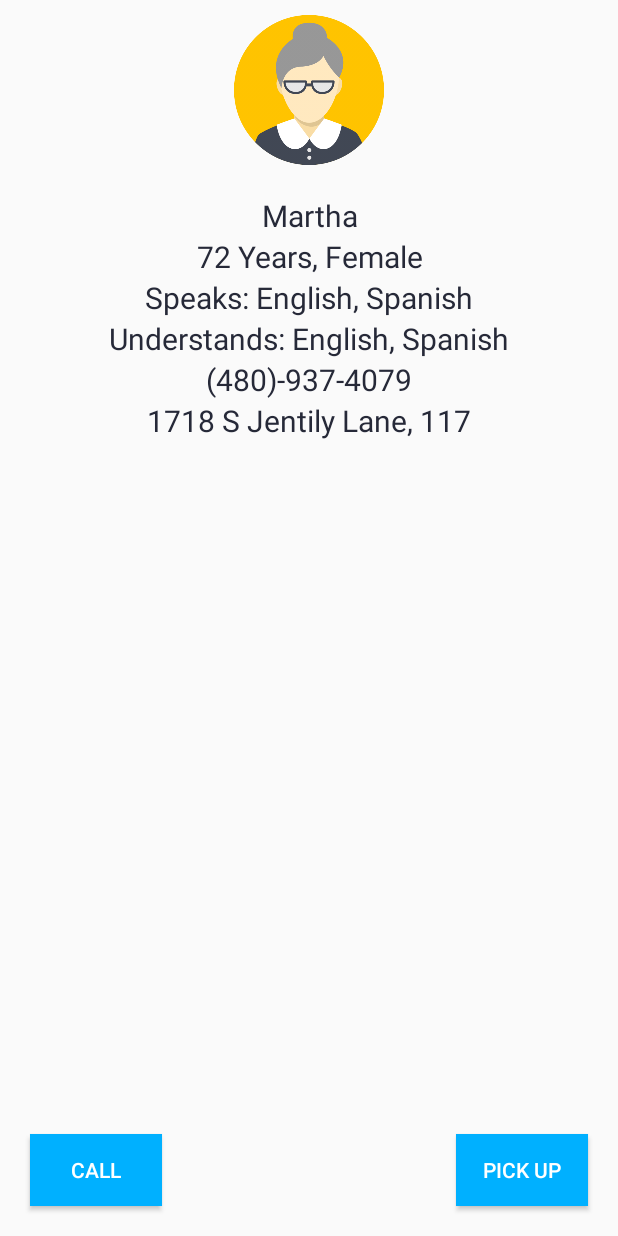
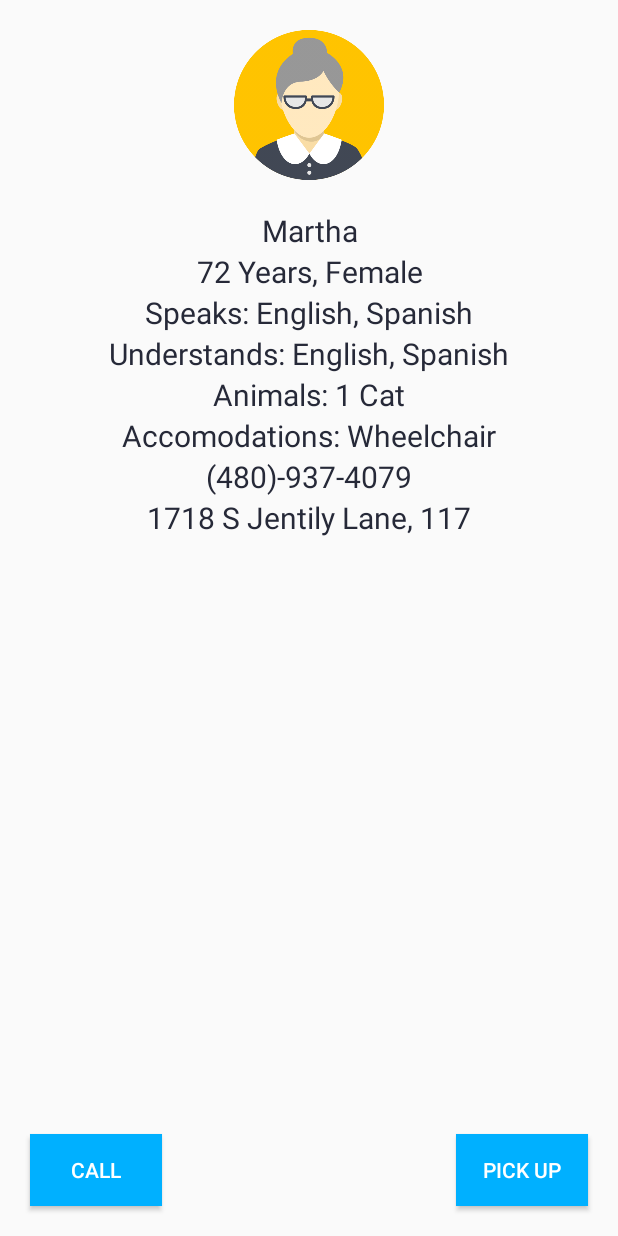
Before and after one commit to rohitksingh/IBM-HACK2, an Android app: the ProfileActivity screen opened directly, with no data from a screen before it, on a phone screen of 412 x 824 dp. Run offline under Robolectric (Android 15) with nearby library versions, the light colour scheme and no system bars; 1 statement that could not run was skipped.

Commit message:
Improved UI

```diff
--- a/LoginUI/app/src/main/res/layout/activity_form.xml
+++ b/LoginUI/app/src/main/res/layout/activity_form.xml
@@ -96,7 +96,7 @@
         android:id="@+id/vehicle"
         android:layout_width="wrap_content"
         android:layout_height="wrap_content"
-        android:hint="Vehicle Type"
+        android:hint="Vehicle Type and Space"
         android:layout_centerHorizontal="true"
         android:layout_below="@id/affilations"
         />
@@ -105,7 +105,7 @@
         android:layout_width="wrap_content"
         android:layout_height="wrap_content"
         android:text="Done"
-        android:background="@color/colorPrimary"
+        android:background="@color/colorAccent"
         android:textColor="#ffffff"
         android:layout_alignParentBottom="true"
         android:layout_centerHorizontal="true"
--- a/LoginUI/app/src/main/res/layout/activity_profile.xml
+++ b/LoginUI/app/src/main/res/layout/activity_profile.xml
@@ -8,7 +8,7 @@
         android:layout_height="100dp"
         android:background="@drawable/oldwoman"
         android:layout_centerHorizontal="true"
-        android:layout_marginTop="10dp"
+        android:layout_marginTop="20dp"
         />
     <LinearLayout
         android:layout_below="@id/image"
@@ -43,6 +43,22 @@
             />
         <TextView
             android:text="Understands: English, Spanish"
+            android:layout_width="match_parent"
+            android:layout_height="wrap_content"
+            android:gravity="center"
+            android:textSize="20dp"
+            android:textColor="@color/colorPrimary"
+            />
+        <TextView
+            android:text="Animals: 1 Cat"
+            android:layout_width="match_parent"
+            android:layout_height="wrap_content"
+            android:gravity="center"
+            android:textSize="20dp"
+            android:textColor="@color/colorPrimary"
+            />
+        <TextView
+            android:text="Accomodations: Wheelchair"
             android:layout_width="match_parent"
             android:layout_height="wrap_content"
             android:gravity="center"
--- a/LoginUI/app/src/main/res/layout/activity_question.xml
+++ b/LoginUI/app/src/main/res/layout/activity_question.xml
@@ -9,7 +9,7 @@
         android:id="@+id/name"
         android:layout_width="wrap_content"
         android:layout_height="wrap_content"
-        android:hint="Name"
+        android:hint="First Name"
         />
     <RadioGroup
         android:id="@+id/gender"
@@ -102,7 +102,7 @@
         android:layout_width="wrap_content"
         android:layout_height="wrap_content"
         android:text="Done"
-        android:background="@color/colorPrimary"
+        android:background="@color/colorAccent"
         android:textColor="#ffffff"
         android:layout_alignParentBottom="true"
         android:layout_centerHorizontal="true"
```
